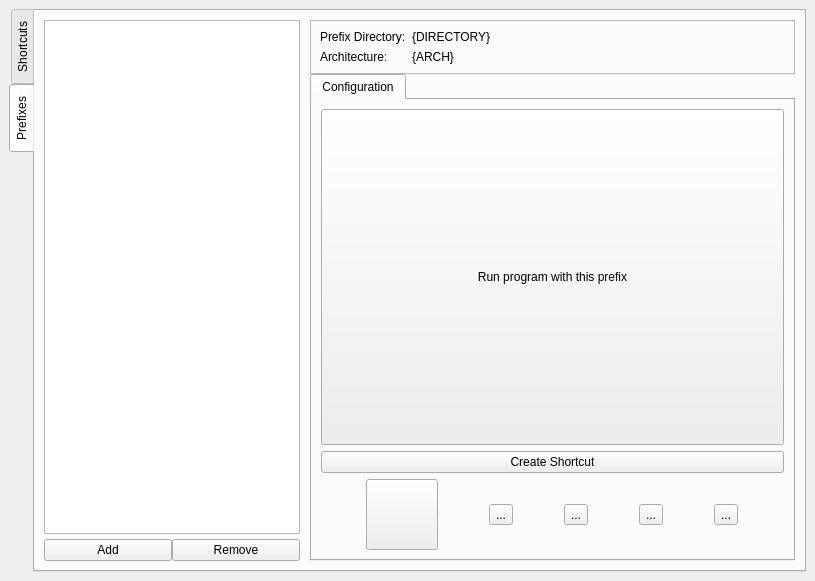
This is lib/ui/main.ui in Fisk24/Yawpm as Qt 5 draws it before an edit. The edited form follows.
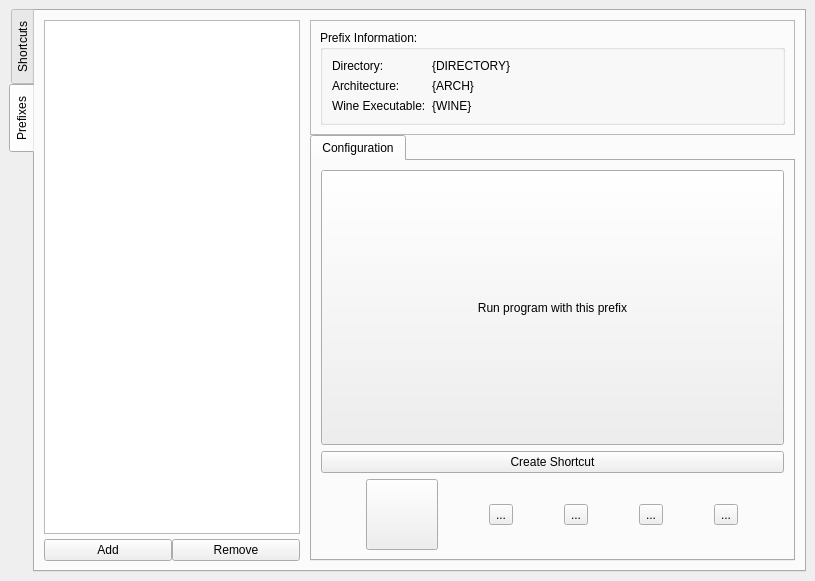
This is the edited form. Icons and pictures are not drawn.

Commit message: Integrated functionality for the use of custom wine executables. Users can now use any version of wine :D

```diff
--- a/lib/ui/main.ui
+++ b/lib/ui/main.ui
@@ -39,7 +39,17 @@
          </widget>
         </item>
         <item row="0" column="0" colspan="3">
-         <widget class="QListWidget" name="listWidget"/>
+         <widget class="QListWidget" name="shortcutListWidget">
+          <property name="iconSize">
+           <size>
+            <width>32</width>
+            <height>32</height>
+           </size>
+          </property>
+          <property name="viewMode">
+           <enum>QListView::ListMode</enum>
+          </property>
+         </widget>
         </item>
         <item row="1" column="0">
          <widget class="QPushButton" name="pushButton_2">
@@ -86,10 +96,10 @@
                <enum>QFrame::Sunken</enum>
               </property>
               <property name="dragEnabled">
-               <bool>true</bool>
+               <bool>false</bool>
               </property>
               <property name="dragDropMode">
-               <enum>QAbstractItemView::DragDrop</enum>
+               <enum>QAbstractItemView::NoDragDrop</enum>
               </property>
               <property name="defaultDropAction">
                <enum>Qt::MoveAction</enum>
@@ -143,43 +153,66 @@
               </property>
               <layout class="QGridLayout" name="gridLayout_2">
                <item row="0" column="0">
-                <widget class="QLabel" name="label">
-                 <property name="sizePolicy">
-                  <sizepolicy hsizetype="Maximum" vsizetype="Preferred">
-                   <horstretch>0</horstretch>
-                   <verstretch>0</verstretch>
-                  </sizepolicy>
+                <widget class="QGroupBox" name="groupBox">
+                 <property name="title">
+                  <string>Prefix Information:</string>
                  </property>
-                 <property name="text">
-                  <string>Prefix Directory:</string>
-                 </property>
-                </widget>
-               </item>
-               <item row="1" column="0">
-                <widget class="QLabel" name="label_2">
-                 <property name="sizePolicy">
-                  <sizepolicy hsizetype="Maximum" vsizetype="Preferred">
-                   <horstretch>0</horstretch>
-                   <verstretch>0</verstretch>
-                  </sizepolicy>
-                 </property>
-                 <property name="text">
-                  <string>Architecture:</string>
-                 </property>
-                </widget>
-               </item>
-               <item row="1" column="1">
-                <widget class="QLabel" name="prefixArchitectureLabel">
-                 <property name="text">
-                  <string>{ARCH}</string>
-                 </property>
-                </widget>
-               </item>
-               <item row="0" column="1">
-                <widget class="QLabel" name="prefixDirectoryLabel">
-                 <property name="text">
-                  <string>{DIRECTORY}</string>
-                 </property>
+                 <layout class="QGridLayout" name="gridLayout_6">
+                  <item row="1" column="1">
+                   <widget class="QLabel" name="prefixArchitectureLabel">
+                    <property name="text">
+                     <string>{ARCH}</string>
+                    </property>
+                   </widget>
+                  </item>
+                  <item row="1" column="0">
+                   <widget class="QLabel" name="label_2">
+                    <property name="sizePolicy">
+                     <sizepolicy hsizetype="Maximum" vsizetype="Preferred">
+                      <horstretch>0</horstretch>
+                      <verstretch>0</verstretch>
+                     </sizepolicy>
+                    </property>
+                    <property name="text">
+                     <string>Architecture:</string>
+                    </property>
+                   </widget>
+                  </item>
+                  <item row="0" column="0">
+                   <widget class="QLabel" name="label">
+                    <property name="sizePolicy">
+                     <sizepolicy hsizetype="Maximum" vsizetype="Preferred">
+                      <horstretch>0</horstretch>
+                      <verstretch>0</verstretch>
+                     </sizepolicy>
+                    </property>
+                    <property name="text">
+                     <string>Directory:</string>
+                    </property>
+                   </widget>
+                  </item>
+                  <item row="0" column="1">
+                   <widget class="QLabel" name="prefixDirectoryLabel">
+                    <property name="text">
+                     <string>{DIRECTORY}</string>
+                    </property>
+                   </widget>
+                  </item>
+                  <item row="2" column="0">
+                   <widget class="QLabel" name="label_3">
+                    <property name="text">
+                     <string>Wine Executable:</string>
+                    </property>
+                   </widget>
+                  </item>
+                  <item row="2" column="1">
+                   <widget class="QLabel" name="prefixExecutableLabel">
+                    <property name="text">
+                     <string>{WINE}</string>
+                    </property>
+                   </widget>
+                  </item>
+                 </layout>
                 </widget>
                </item>
               </layout>
@@ -201,7 +234,7 @@
                 <string>Configuration</string>
                </attribute>
                <layout class="QGridLayout" name="gridLayout_3">
-                <item row="2" column="0">
+                <item row="3" column="0">
                  <layout class="QHBoxLayout" name="horizontalLayout_3">
                   <item>
                    <widget class="QToolButton" name="driveToolButton">
@@ -210,7 +243,8 @@
                     </property>
                     <property name="icon">
                      <iconset theme="system-file-manager">
-                      <normaloff>.</normaloff>.</iconset>
+                      <normaloff/>
+                     </iconset>
                     </property>
                     <property name="iconSize">
                      <size>
@@ -233,7 +267,8 @@
                     </property>
                     <property name="icon">
                      <iconset theme="applications-games">
-                      <normaloff>.</normaloff>.</iconset>
+                      <normaloff/>
+                     </iconset>
                     </property>
                     <property name="iconSize">
                      <size>
@@ -250,7 +285,8 @@
                     </property>
                     <property name="icon">
                      <iconset theme="system-software-install">
-                      <normaloff>.</normaloff>.</iconset>
+                      <normaloff/>
+                     </iconset>
                     </property>
                     <property name="iconSize">
                      <size>
@@ -267,7 +303,8 @@
                     </property>
                     <property name="icon">
                      <iconset theme="system-software-update">
-                      <normaloff>.</normaloff>.</iconset>
+                      <normaloff/>
+                     </iconset>
                     </property>
                     <property name="iconSize">
                      <size>
@@ -284,7 +321,8 @@
                     </property>
                     <property name="icon">
                      <iconset theme="preferences-system">
-                      <normaloff>.</normaloff>.</iconset>
+                      <normaloff/>
+                     </iconset>
                     </property>
                     <property name="iconSize">
                      <size>
@@ -296,7 +334,14 @@
                   </item>
                  </layout>
                 </item>
-                <item row="0" column="0">
+                <item row="2" column="0">
+                 <widget class="QPushButton" name="pushButton">
+                  <property name="text">
+                   <string>Create Shortcut</string>
+                  </property>
+                 </widget>
+                </item>
+                <item row="1" column="0">
                  <widget class="QPushButton" name="runInPushButton">
                   <property name="sizePolicy">
                    <sizepolicy hsizetype="Expanding" vsizetype="Expanding">
@@ -309,14 +354,8 @@
                   </property>
                   <property name="icon">
                    <iconset theme="utilities-terminal">
-                    <normaloff>.</normaloff>.</iconset>
-                  </property>
-                 </widget>
-                </item>
-                <item row="1" column="0">
-                 <widget class="QPushButton" name="pushButton">
-                  <property name="text">
-                   <string>Create Shortcut</string>
+                    <normaloff/>
+                   </iconset>
                   </property>
                  </widget>
                 </item>
```
The commit also changes 10 other files.
